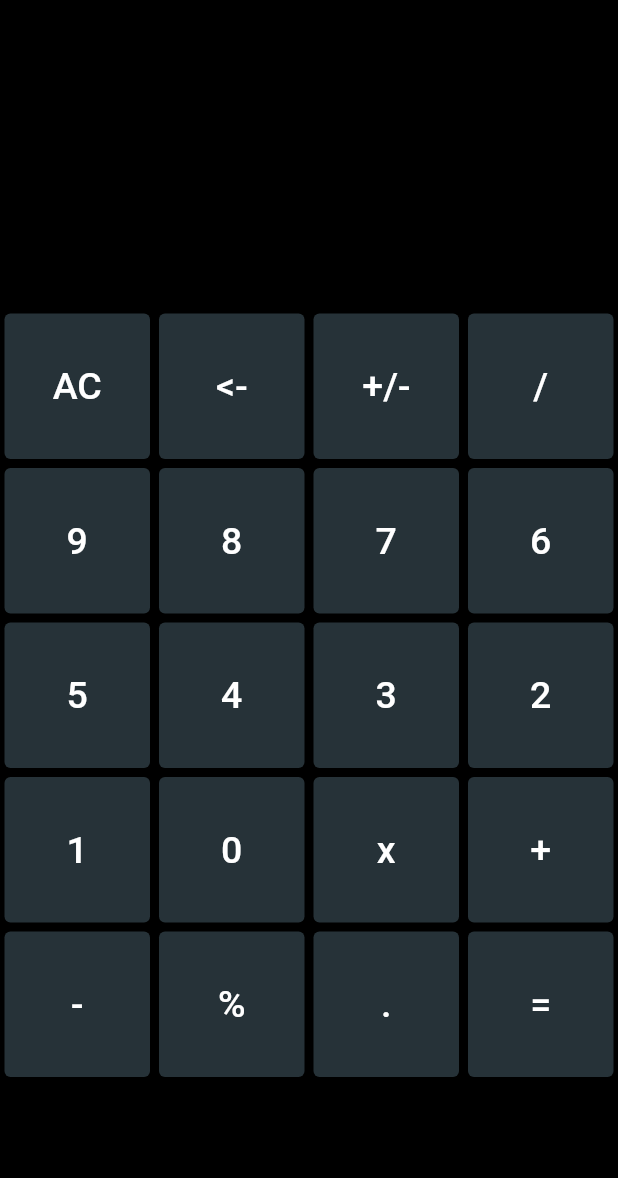
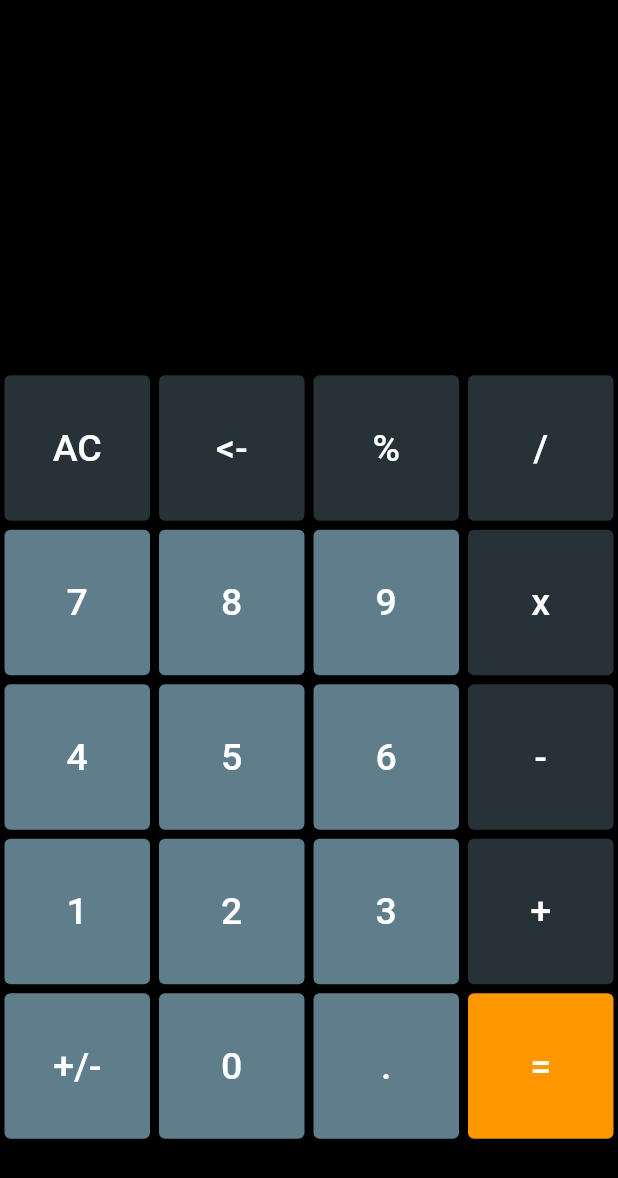
Before and after one commit to mittalayush1430/calculator, a Flutter app: the screen it shows after launch, on a phone screen of 412 x 824 dp. Shown: the top 1178 px of the screen. Run offline on Flutter 3.47's test engine with Material 2 defaults, Android fonts, the phone set to English and light mode, and no system bars; our stand-ins replace math_expressions.

Commit message:
Squashed commit of the following:
commit 7d40af5f96e972c5706c74ec6adcdb8f566dfcbb
Author: ayushmittal1430 <ayush.mittal@bangmetric.com>
Date:   Sat Jul 31 01:36:50 2021 +0530

    added setUpAll function in calculator_screen_test

commit 8c230df9084f83f36c83fabf66c2d110410e852f
Author: ayushmittal1430 <ayush.mittal@bangmetric.com>
Date:   Sat Jul 31 00:27:36 2021 +0530

    added icon and changed app name

commit 44a6230c8c412c5175abfb4b8920ecdded9f9c7d
Author: ayushmittal1430 <ayush.mittal@bangmetric.com>
Date:   Sat Jul 31 00:13:06 2021 +0530

    changes in UI

commit 059d6fcd832fb45b35856d09d9a270ff8a650959
Author: ayushmittal1430 <ayush.mittal@bangmetric.com>
Date:   Fri Jul 30 23:59:29 2021 +0530

    added button model

```diff
--- a/lib/calculator_screen.dart
+++ b/lib/calculator_screen.dart
@@ -57,8 +57,10 @@ class _CalculatorScreenState extends State<CalculatorScreen> {
     return Scaffold(
       backgroundColor: black,
       body: Column(
+        mainAxisAlignment: MainAxisAlignment.spaceBetween,
         children: [
           Expanded(
+            flex: 3,
             child: Container(
               alignment: Alignment.bottomRight,
               color: Colors.black,
@@ -73,17 +75,18 @@ class _CalculatorScreenState extends State<CalculatorScreen> {
             ),
           ),
           Expanded(
-            flex: 3,
+            flex: 7,
             child: GridView.builder(
               physics: const NeverScrollableScrollPhysics(),
-              itemCount: buttonList.length,
+              itemCount: buttonModelList.length,
               gridDelegate: const SliverGridDelegateWithFixedCrossAxisCount(
                 crossAxisCount: 4,
               ),
               itemBuilder: (context, index) {
+                final button = buttonModelList[index];
                 return BaseButtonTemplate(
-                  text: buttonList[index],
-                  buttonColor: blueGreyShade900,
+                  text: button.text,
+                  buttonColor: button.color,
                   textColor: white,
                   callBack: updateScreen,
                 );
--- a/lib/constants.dart
+++ b/lib/constants.dart
@@ -1,6 +1,6 @@
+import 'package:calculator/data/model/button_model.dart';
 import 'package:flutter/material.dart';
 
-Color blueGreyShade900 = Colors.blueGrey.shade900;
 Color blueGrey = Colors.blueGrey;
 Color white = Colors.white;
 Color black = Colors.black;
@@ -8,22 +8,22 @@ Color orange = Colors.orange;
 const List<String> buttonList = [
   'AC',
   '<-',
+  '%',
+  '/',
+  '7',
+  '8',
+  '9',
+  'x',
+  '4',
+  '5',
+  '6',
+  '-',
+  '1',
+  '2',
+  '3',
+  '+',
   '+/-',
-  '/',
-  '9',
-  '8',
-  '7',
-  '6',
-  '5',
-  '4',
-  '3',
-  '2',
-  '1',
   '0',
-  'x',
-  '+',
-  '-',
-  '%',
   '.',
   '='
 ];
@@ -36,3 +36,29 @@ const List<String> errorList = [
   "Beta tumse na ho payega!",
   "Kya karun main mar jaun ?",
 ];
+
+List<ButtonModel> buttonModelList = buttonList.map((text) {
+  if (['='].contains(text)) {
+    return ButtonModel(text: text, color: orange);
+  } else if (![
+    '1',
+    '2',
+    '3',
+    '4',
+    '5',
+    '6',
+    '7',
+    '8',
+    '9',
+    '0',
+    '+/-',
+    '.',
+  ].contains(text)) {
+    return ButtonModel(
+      text: text,
+      color: Colors.blueGrey.shade900,
+    );
+  }
+
+  return ButtonModel(text: text);
+}).toList();
--- /dev/null
+++ b/lib/data/model/button_model.dart
@@ -0,0 +1,12 @@
+import 'package:calculator/constants.dart';
+import 'package:flutter/material.dart';
+
+class ButtonModel {
+  final Color color;
+  final String text;
+
+  const ButtonModel({
+    this.color = Colors.blueGrey,
+    required this.text,
+  });
+}
```
Also changed, not shown: pubspec.yaml (+8 -0 lines), assets/icon.png (added), lib/main.dart (line endings or trailing spaces), pubspec.lock, 23 other files.
